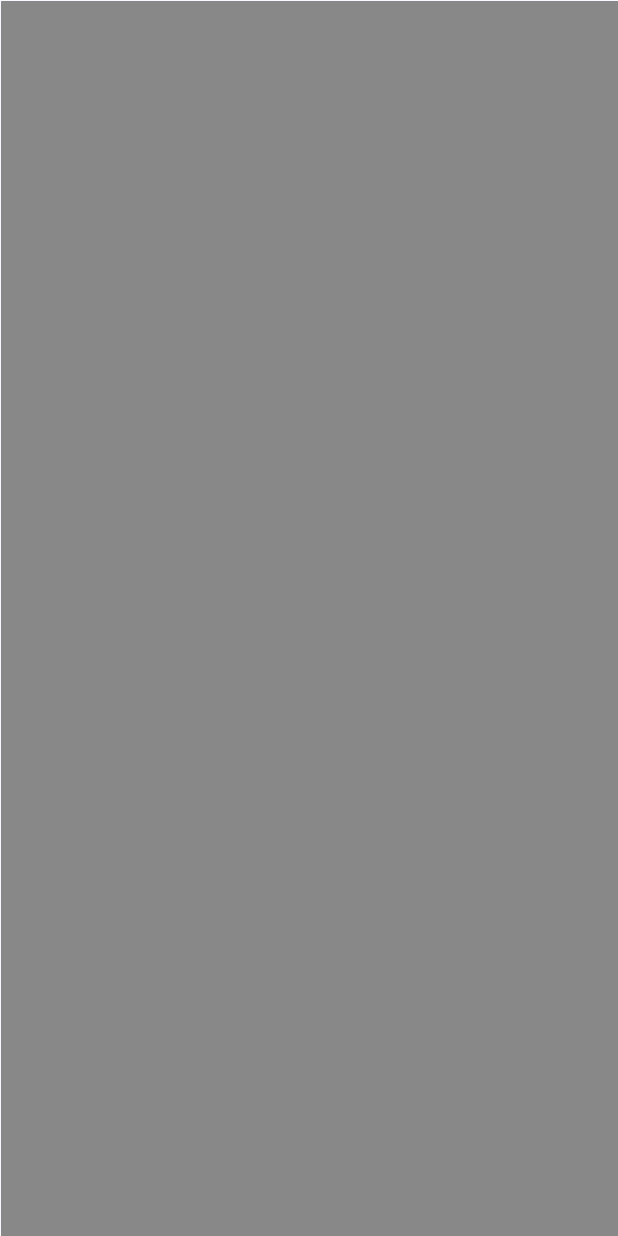
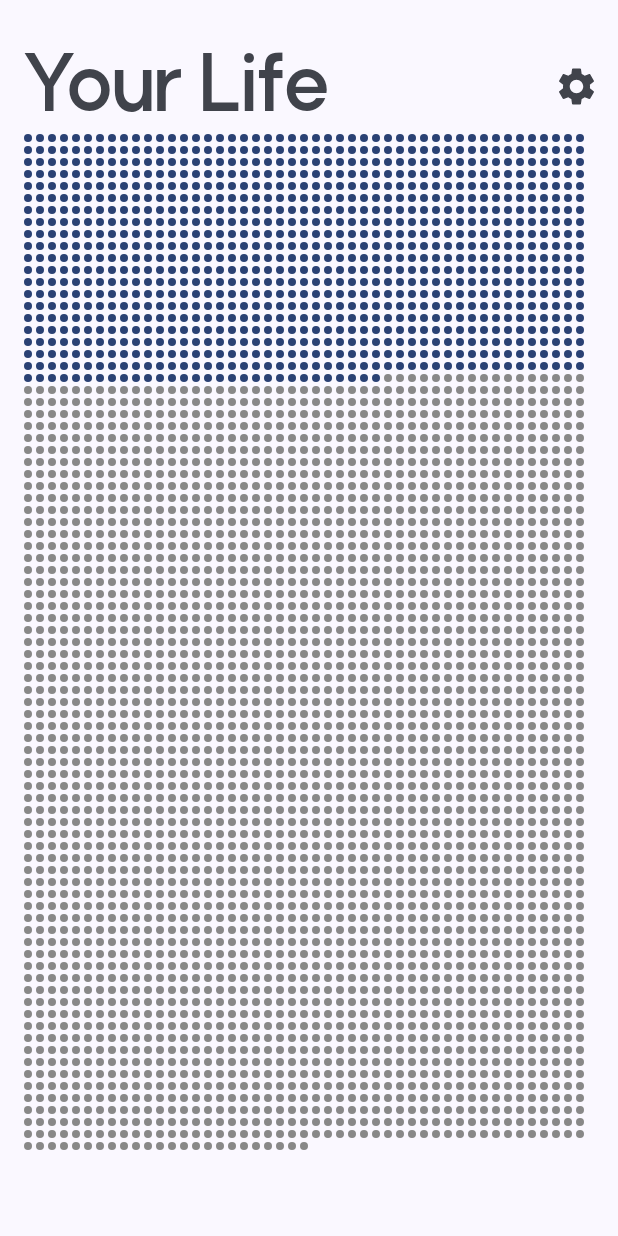
Before and after one commit to bennett-sh/life-calendar, an Android app built with Jetpack Compose: the screen it shows after launch (MainActivity), on a phone screen of 412 x 824 dp. Run offline under Robolectric (Android 15) with nearby library versions, the phone set to English and light mode, and no system bars; our stand-ins replace accompanist.

Commit message:
Add calendar + title bar

```diff
--- a/app/build.gradle
+++ b/app/build.gradle
@@ -48,17 +48,21 @@ android {
 
 dependencies {
     implementation 'androidx.core:core-ktx:1.7.0'
-    implementation 'androidx.lifecycle:lifecycle-runtime-ktx:2.3.1'
-    implementation 'androidx.activity:activity-compose:1.3.1'
+    implementation 'androidx.lifecycle:lifecycle-runtime-ktx:2.4.1'
+    implementation 'androidx.activity:activity-compose:1.4.0'
     implementation "androidx.compose.ui:ui:$compose_version"
     implementation "androidx.compose.ui:ui-tooling-preview:$compose_version"
-    implementation 'androidx.compose.material3:material3:1.0.0-alpha02'
+    implementation 'androidx.compose.material3:material3:1.0.0-alpha07'
     implementation 'androidx.core:core-ktx:+'
     implementation 'androidx.core:core-ktx:+'
+    implementation 'com.google.accompanist:accompanist-flowlayout:0.20.0'
+
     testImplementation 'junit:junit:4.13.2'
+
     androidTestImplementation 'androidx.test.ext:junit:1.1.3'
     androidTestImplementation 'androidx.test.espresso:espresso-core:3.4.0'
     androidTestImplementation "androidx.compose.ui:ui-test-junit4:$compose_version"
+
     debugImplementation "androidx.compose.ui:ui-tooling:$compose_version"
     debugImplementation "androidx.compose.ui:ui-test-manifest:$compose_version"
 }
--- a/app/src/main/java/de/shanox/android/lifecalendar/MainActivity.kt
+++ b/app/src/main/java/de/shanox/android/lifecalendar/MainActivity.kt
@@ -4,18 +4,22 @@ import android.os.Bundle
 import androidx.activity.ComponentActivity
 import androidx.activity.compose.setContent
 import androidx.compose.foundation.layout.fillMaxSize
-import androidx.compose.foundation.layout.padding
+import androidx.compose.foundation.verticalScroll
+import androidx.compose.foundation.rememberScrollState
 import androidx.compose.material3.*
+import androidx.compose.foundation.layout.Column
+import androidx.compose.foundation.layout.Row
 import androidx.compose.runtime.Composable
-import androidx.compose.ui.Modifier
+import androidx.compose.ui.*
 import androidx.compose.ui.platform.LocalContext
-import androidx.compose.ui.res.stringResource
 import androidx.compose.ui.tooling.preview.Preview
 import androidx.compose.ui.unit.dp
+import de.shanox.android.lifecalendar.ui.components.TitleBar
 import de.shanox.android.lifecalendar.ui.components.Calendar
 import de.shanox.android.lifecalendar.ui.components.ConfigDialog
 import de.shanox.android.lifecalendar.ui.theme.LifeCalendarTheme
 import de.shanox.android.lifecalendar.utils.PreferenceManager
+import androidx.compose.foundation.layout.Arrangement
 
 class MainActivity : ComponentActivity() {
     override fun onCreate(savedInstanceState: Bundle?) {
@@ -32,22 +36,20 @@ fun App() {
     val prefMgr = PreferenceManager(LocalContext.current)
 
     LifeCalendarTheme {
-        Scaffold {
+        Scaffold(
+            topBar = { TitleBar() }
+        ) {
             Surface(
                 modifier = Modifier.fillMaxSize(),
                 color = MaterialTheme.colorScheme.background
             ) {
-
-                Text(
-                    text = stringResource(id = R.string.title),
-                    fontFamily = MaterialTheme.typography.displayLarge.fontFamily,
-                    fontSize = MaterialTheme.typography.displayLarge.fontSize,
-                    fontWeight = MaterialTheme.typography.displayLarge.fontWeight,
-                    modifier = Modifier.padding(start = 30.dp, top = 30.dp)
-                )
-
-                Calendar()
-
+                Column(
+                    verticalArrangement = Arrangement.Center,
+                    modifier = Modifier
+                        .verticalScroll(rememberScrollState())
+                ) {
+                    Calendar()
+                }
             }
         }
     }
--- a/app/src/main/java/de/shanox/android/lifecalendar/ui/components/Calendar.kt
+++ b/app/src/main/java/de/shanox/android/lifecalendar/ui/components/Calendar.kt
@@ -5,39 +5,56 @@ import androidx.compose.foundation.Canvas
 import androidx.compose.material3.MaterialTheme
 import androidx.compose.runtime.Composable
 import androidx.compose.ui.Modifier
+import androidx.compose.foundation.layout.*
+import androidx.compose.foundation.lazy.*
+import androidx.compose.foundation.shape.RoundedCornerShape
+import androidx.compose.foundation.*
 import androidx.compose.ui.geometry.CornerRadius
 import androidx.compose.ui.geometry.Offset
+import androidx.compose.ui.graphics.graphicsLayer
 import androidx.compose.ui.graphics.Color
+import androidx.compose.ui.Alignment
 import java.time.LocalDate
 import java.time.Period
 import kotlin.math.floor
+import androidx.compose.material3.*
+import androidx.compose.ui.unit.dp
+import com.google.accompanist.flowlayout.FlowMainAxisAlignment
+import com.google.accompanist.flowlayout.FlowRow
+import com.google.accompanist.flowlayout.SizeMode
+import java.time.temporal.ChronoUnit
 
 @Composable
 fun Calendar(
     expectedAge: Int = 80,
-    birthday: LocalDate = LocalDate.of(2022, 3, 14),
+    birthday: LocalDate = LocalDate.of(2000, 1, 1),
     filledColor: Color = MaterialTheme.colorScheme.primary
 ) {
 
-    val filledWeeks = floor((Period.between(birthday, LocalDate.now()).days/7).toDouble())
+    val filledWeeks = floor(ChronoUnit.WEEKS.between(birthday, LocalDate.now()).toDouble())
     val expectedWeeks = expectedAge * 52
 
-    Canvas(
-        modifier = Modifier
+    Column(
+        horizontalAlignment = Alignment.CenterHorizontally,
+        modifier = Modifier.fillMaxWidth()
     ) {
-        (1..expectedWeeks.toInt()).forEach {
-            Log.i("CalRen", it.toString())
-            var color = filledColor
+        FlowRow(
+            mainAxisSize = SizeMode.Expand,
+            mainAxisAlignment = FlowMainAxisAlignment.Start,
+            modifier = Modifier
+                .fillMaxWidth(0.93f)
+        ) {
+            (1..expectedWeeks).forEach {
+                Surface(
+                    color = if(it > filledWeeks) Color.Gray else filledColor,
+                    shape = RoundedCornerShape(5.dp),
+                    modifier = Modifier
+                        .padding(1.dp)
+                        .size(5.dp),
 
-            if(it > filledWeeks) {
-                color = Color.Gray
+                    content = {}
+                )
             }
-
-            drawRoundRect(
-                color = color,
-                cornerRadius = CornerRadius(x = 1f, y = 1f),
-                topLeft = Offset(x = 1.5f, y = 1.5f)
-            )
         }
     }
 
--- /dev/null
+++ b/app/src/main/java/de/shanox/android/lifecalendar/ui/components/TitleBar.kt
@@ -0,0 +1,53 @@
+package de.shanox.android.lifecalendar.ui.components
+
+import android.os.Bundle
+import androidx.compose.ui.Alignment
+import de.shanox.android.lifecalendar.R
+import androidx.activity.ComponentActivity
+import androidx.compose.runtime.Composable
+import androidx.compose.ui.res.stringResource
+import androidx.compose.foundation.layout.Row
+import androidx.compose.foundation.layout.size
+import androidx.compose.ui.platform.LocalContext
+import androidx.compose.foundation.layout.padding
+import androidx.compose.material.icons.filled.Settings
+import androidx.compose.material3.SmallTopAppBar
+import androidx.compose.material3.MaterialTheme
+import androidx.compose.material3.IconButton
+import androidx.compose.material.icons.Icons
+import androidx.compose.material3.Text
+import androidx.compose.material3.Icon
+import androidx.compose.ui.Modifier
+import androidx.compose.ui.unit.dp
+
+
+@Composable
+fun TitleBar() {
+    SmallTopAppBar(
+        title = {
+            Text(
+                text = stringResource(id = R.string.title),
+                fontFamily = MaterialTheme.typography.displayLarge.fontFamily,
+                fontSize = MaterialTheme.typography.displayLarge.fontSize,
+                fontWeight = MaterialTheme.typography.displayLarge.fontWeight,
+                color = MaterialTheme.colorScheme.onSurfaceVariant,
+                modifier = Modifier.padding(top = 7.5.dp)
+            )
+        },
+        actions = {
+            IconButton(
+                onClick = {
+                    // TODO: Config Page
+                }
+            ) {
+                Icon(
+                    imageVector = Icons.Filled.Settings,
+                    contentDescription = stringResource(R.string.config_title),
+                    tint = MaterialTheme.colorScheme.onSurfaceVariant,
+                    modifier = Modifier.size(30.dp)
+                )
+            }
+        },
+        modifier = Modifier.padding(top = 25.dp)
+    )
+}
--- a/build.gradle
+++ b/build.gradle
@@ -1,6 +1,6 @@
 buildscript {
     ext {
-        compose_version = '1.1.0-rc01'
+        compose_version = '1.2.0-alpha05'
     }
 }// Top-level build file where you can add configuration options common to all sub-projects/modules.
 plugins {
```
